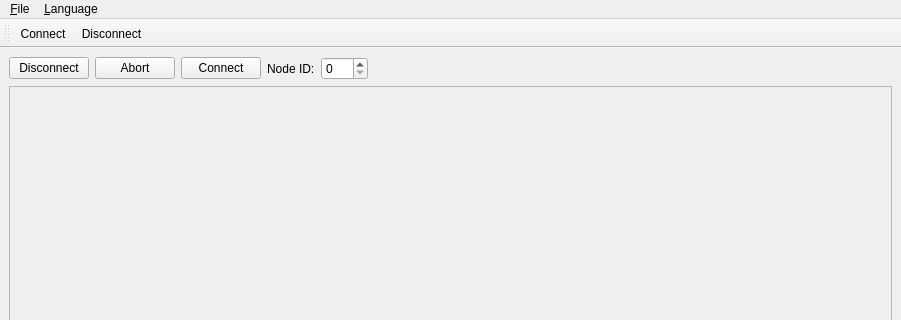
Qt form src/mdttools/mdtModbusIoTool.ui (scandyna/multidiagtools) before a commit; both pictures show x 0 to 901 and y 0 to 320 of the 901 by 491 pixel window.
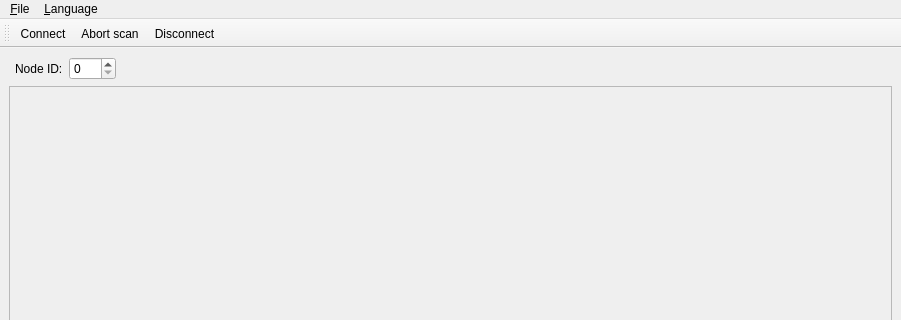
The same form after that commit.

What changed in the file:
```diff
--- a/src/mdttools/mdtModbusIoTool.ui
+++ b/src/mdttools/mdtModbusIoTool.ui
@@ -15,42 +15,21 @@
   </property>
   <widget class="QWidget" name="centralwidget">
    <layout class="QGridLayout" name="gridLayout">
-    <item row="0" column="0">
-     <widget class="QPushButton" name="pbDisconnect">
-      <property name="text">
-       <string>Disconnect</string>
-      </property>
-     </widget>
-    </item>
     <item row="0" column="1">
-     <widget class="QPushButton" name="pbAbortScan">
-      <property name="text">
-       <string>Abort</string>
-      </property>
-     </widget>
-    </item>
-    <item row="0" column="2">
-     <widget class="QPushButton" name="pbConnect">
-      <property name="text">
-       <string>Connect</string>
-      </property>
-     </widget>
-    </item>
-    <item row="0" column="3">
      <widget class="QLabel" name="lbHwNodeId">
       <property name="text">
        <string>Node ID:</string>
       </property>
      </widget>
     </item>
-    <item row="0" column="4">
+    <item row="0" column="2">
      <widget class="QSpinBox" name="sbHwNodeId">
       <property name="maximum">
        <number>255</number>
       </property>
      </widget>
     </item>
-    <item row="0" column="5">
+    <item row="0" column="3">
      <spacer name="horizontalSpacer">
       <property name="orientation">
        <enum>Qt::Horizontal</enum>
@@ -120,6 +99,7 @@
     <bool>false</bool>
    </attribute>
    <addaction name="actConnect"/>
+   <addaction name="actAbortScan"/>
    <addaction name="actDisconnect"/>
   </widget>
   <action name="action_Quit">
@@ -142,6 +122,11 @@
     <string>&amp;Disconnect</string>
    </property>
   </action>
+  <action name="actAbortScan">
+   <property name="text">
+    <string>&amp;Abort scan</string>
+   </property>
+  </action>
  </widget>
  <resources/>
  <connections>
```
Left out of the diff: 5 changed lines with no effect on the pictures.
